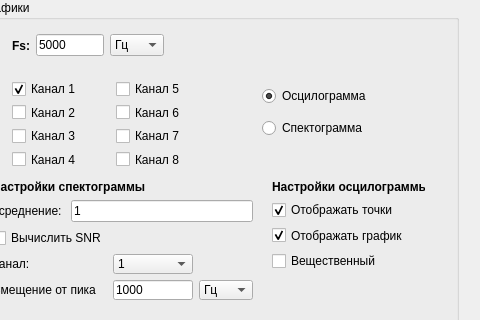
First picture: the form in mw.ui, repository lolizz00/ETH_IQ, before the edit; both pictures show x 502 to 982 and y 0 to 320 of the 982 by 757 pixel window.
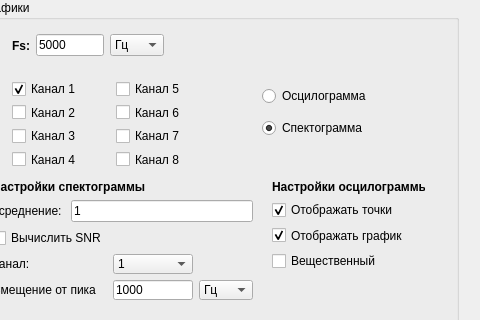
Second picture: the form after the edit.

Diff of the .ui file:
```diff
--- a/mw.ui
+++ b/mw.ui
@@ -411,7 +411,7 @@
             <string>Осцилограмма</string>
            </property>
            <property name="checked">
-            <bool>true</bool>
+            <bool>false</bool>
            </property>
           </widget>
          </item>
@@ -421,7 +421,7 @@
             <string>Спектограмма</string>
            </property>
            <property name="checked">
-            <bool>false</bool>
+            <bool>true</bool>
            </property>
           </widget>
          </item>
```
